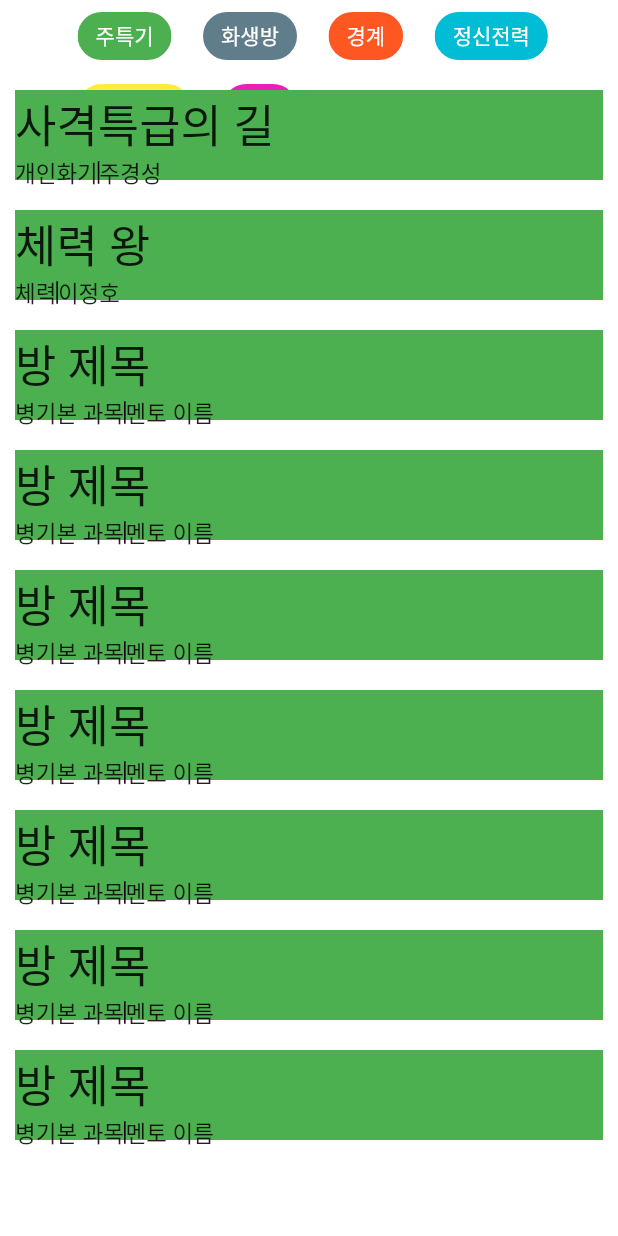
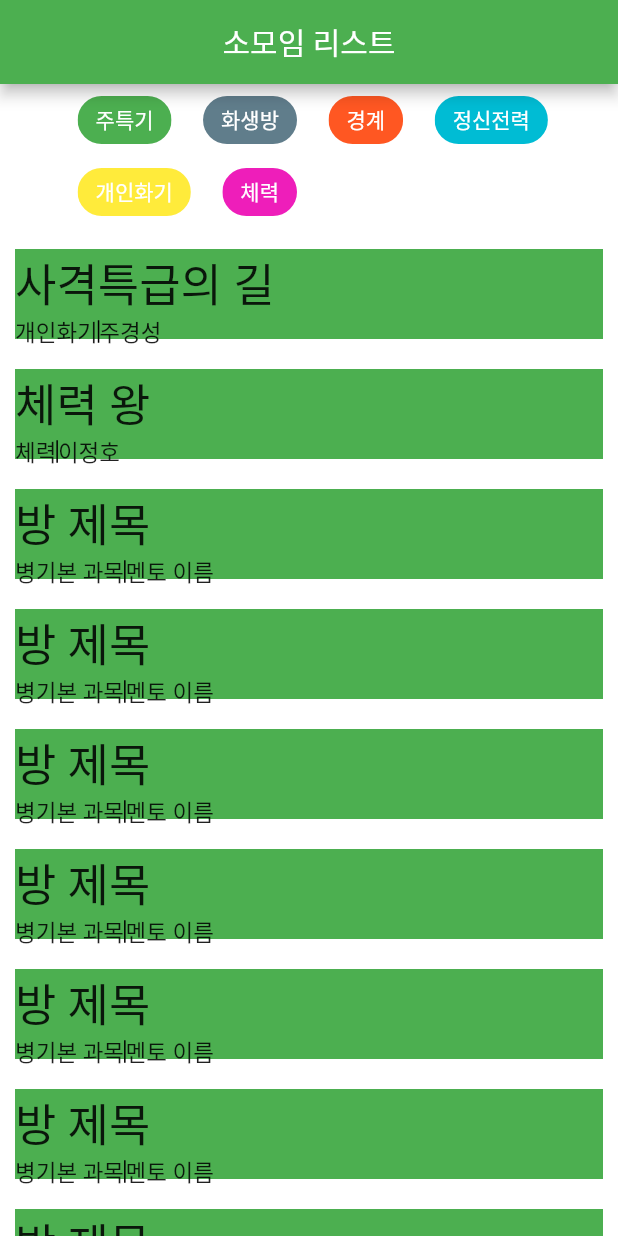
Before and after one commit to ZeVicTech/APP_BestWarrior_Warrior, a Flutter app: the RoomListPage screen opened directly, on a phone screen of 412 x 824 dp. Run offline on Flutter 3.47's test engine with Material 2 defaults, Android fonts, the phone set to English and light mode, and no system bars; our stand-ins replace firebase_auth, firebase_core, firebase_database, font_awesome_flutter; accounts and stored records are empty; project files that could hold a hidden picture were left out.

Commit message:
룸리스트 구현 중

```diff
--- a/APP(Android)/best_warrior/lib/pages/room_list_page.dart
+++ b/APP(Android)/best_warrior/lib/pages/room_list_page.dart
@@ -15,33 +15,39 @@ class RoomListPage extends StatefulWidget {
 class _RoomListPageState extends State<RoomListPage> {
   int? selectedIndex;
   List<Tech> _chipsList = [
-    Tech("주특기", Colors.green),
-    Tech("화생방", Colors.blueGrey),
-    Tech("경계", Colors.deepOrange),
-    Tech("정신전력", Colors.cyan),
-    Tech("개인화기", Colors.yellow),
-    Tech("체력", Color.fromARGB(255, 238, 30, 186))
+    Tech("주특기", Colors.green),//과목코드 1
+    Tech("화생방", Colors.blueGrey),//과목코드 2
+    Tech("경계", Colors.deepOrange),//과목코드 3
+    Tech("정신전력", Colors.cyan),//과목코드 4
+    Tech("개인화기", Colors.yellow),//과목코드 5
+    Tech("체력", Color.fromARGB(255, 238, 30, 186))//과목코드 6
   ];
 
   List<Room> _roomList = [
     Room('사격특급의 길', '개인화기', '주경성', 1),
     Room('체력 왕', '체력', '이정호', 1),
+    Room('방 제목', '병기본 과목', '멘토 이름', 2),
+    Room('방 제목', '병기본 과목', '멘토 이름', 3),
+    Room('방 제목', '병기본 과목', '멘토 이름', 4),
+    Room('방 제목', '병기본 과목', '멘토 이름', 5),
+    Room('방 제목', '병기본 과목', '멘토 이름', 6),
     Room('방 제목', '병기본 과목', '멘토 이름', 1),
-    Room('방 제목', '병기본 과목', '멘토 이름', 1),
-    Room('방 제목', '병기본 과목', '멘토 이름', 1),
-    Room('방 제목', '병기본 과목', '멘토 이름', 1),
-    Room('방 제목', '병기본 과목', '멘토 이름', 1),
-    Room('방 제목', '병기본 과목', '멘토 이름', 1),
-    Room('방 제목', '병기본 과목', '멘토 이름', 1),
+    Room('방 제목', '병기본 과목', '멘토 이름', 2),
   ];
 
   @override
   Widget build(BuildContext context) {
-    return Container(
+    return Scaffold(
+        appBar: AppBar(
+          title: Text('소모임 리스트'),
+          centerTitle: true,
+        ),
+        body: Container(
             alignment: Alignment.center,
             child: Column(
               children: [
-            Container(height: 50,
+                Container(
+                  height: 100,
                   child: Wrap(
                     spacing: 6,
                     direction: Axis.horizontal,
@@ -49,12 +55,12 @@ class _RoomListPageState extends State<RoomListPage> {
                   ),
                 ),
                 Expanded(
-              child:ListView(
+                  child: ListView(
                     children: _roomList,
                   ),
                 ),
               ],
-        ));
+            )));
   }
 
   List<Widget> techChips() {
```
Lines whose indentation alone changed are shown as unchanged.
